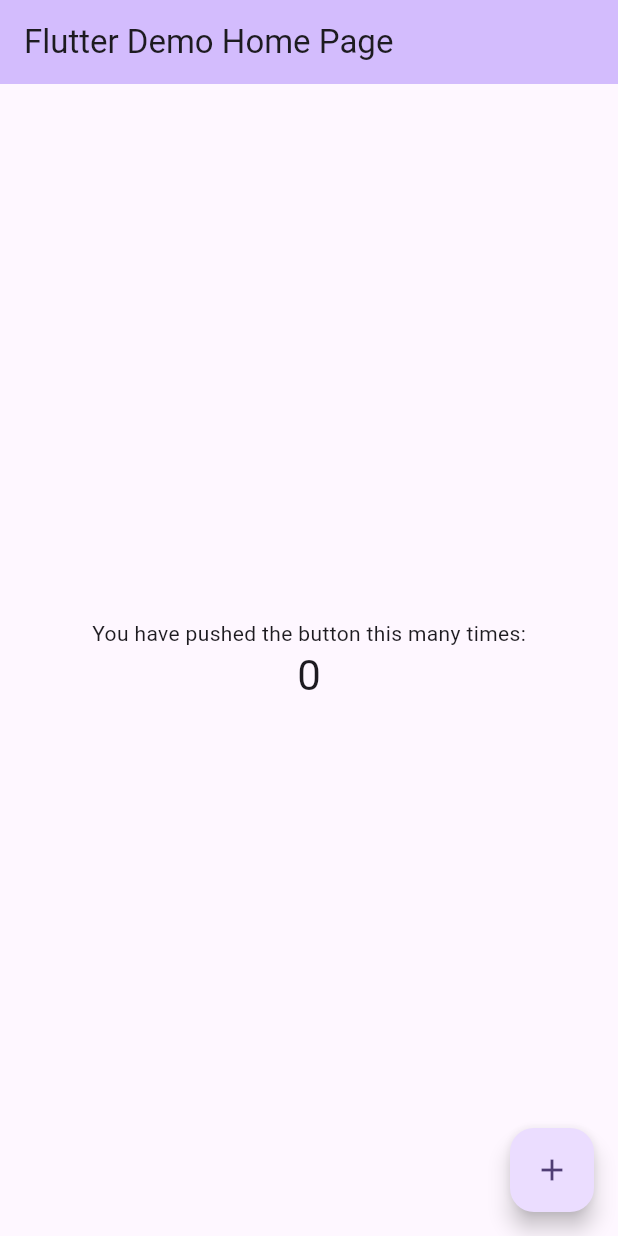
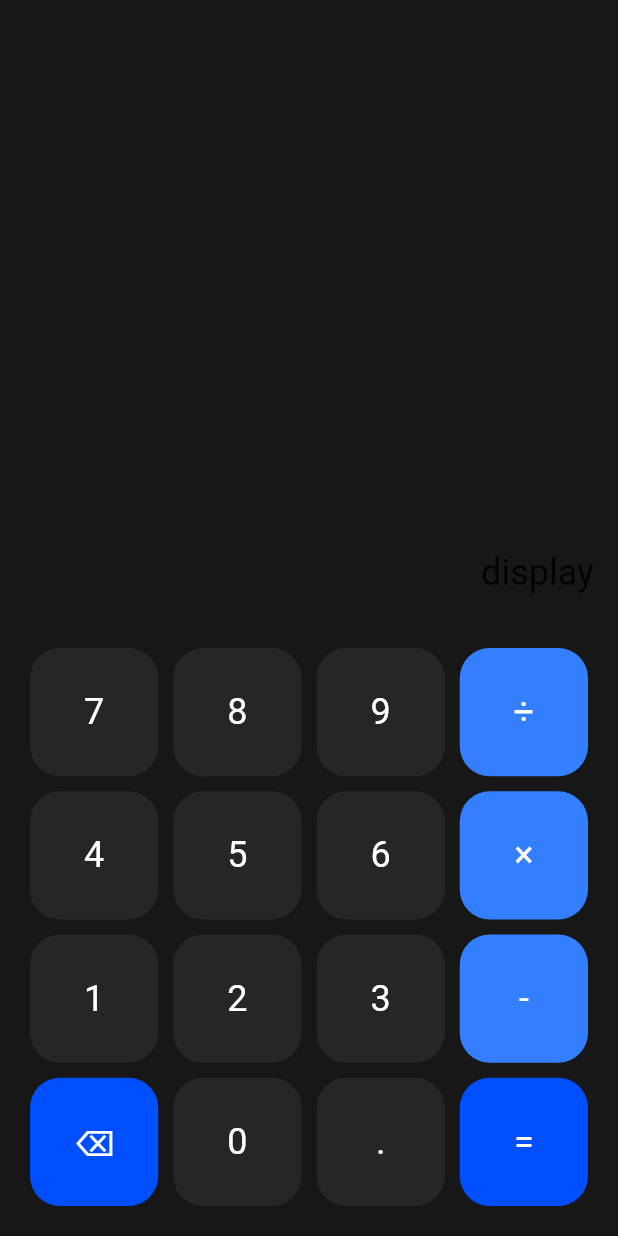
Before and after one commit to Jose-Maykol/PE-Lab04, a Flutter app: the screen it shows after launch, on a phone screen of 412 x 824 dp. Run offline on Flutter 3.47's test engine with Material 2 defaults, Android fonts, the phone set to English and light mode, and no system bars.

Commit message:
STYLE: widget button

```diff
--- a/lib/main.dart
+++ b/lib/main.dart
@@ -1,4 +1,5 @@
 import 'package:flutter/material.dart';
+import 'package:pe_lab04/screens/calculator_screen.dart';
 
 void main() {
   runApp(const MyApp());
@@ -7,119 +8,11 @@ void main() {
 class MyApp extends StatelessWidget {
   const MyApp({super.key});
 
-  // This widget is the root of your application.
   @override
   Widget build(BuildContext context) {
-    return MaterialApp(
-      title: 'Flutter Demo',
-      theme: ThemeData(
-        // This is the theme of your application.
-        //
-        // TRY THIS: Try running your application with "flutter run". You'll see
-        // the application has a blue toolbar. Then, without quitting the app,
-        // try changing the seedColor in the colorScheme below to Colors.green
-        // and then invoke "hot reload" (save your changes or press the "hot
-        // reload" button in a Flutter-supported IDE, or press "r" if you used
-        // the command line to start the app).
-        //
-        // Notice that the counter didn't reset back to zero; the application
-        // state is not lost during the reload. To reset the state, use hot
-        // restart instead.
-        //
-        // This works for code too, not just values: Most code changes can be
-        // tested with just a hot reload.
-        colorScheme: ColorScheme.fromSeed(seedColor: Colors.deepPurple),
-        useMaterial3: true,
-      ),
-      home: const MyHomePage(title: 'Flutter Demo Home Page'),
+    return const MaterialApp(
+      debugShowCheckedModeBanner: false,
+      home: CalculatorScreen()
     );
   }
 }
-
-class MyHomePage extends StatefulWidget {
-  const MyHomePage({super.key, required this.title});
-
-  // This widget is the home page of your application. It is stateful, meaning
-  // that it has a State object (defined below) that contains fields that affect
-  // how it looks.
-
-  // This class is the configuration for the state. It holds the values (in this
-  // case the title) provided by the parent (in this case the App widget) and
-  // used by the build method of the State. Fields in a Widget subclass are
-  // always marked "final".
-
-  final String title;
-
-  @override
-  State<MyHomePage> createState() => _MyHomePageState();
-}
-
-class _MyHomePageState extends State<MyHomePage> {
-  int _counter = 0;
-
-  void _incrementCounter() {
-    setState(() {
-      // This call to setState tells the Flutter framework that something has
-      // changed in this State, which causes it to rerun the build method below
-      // so that the display can reflect the updated values. If we changed
-      // _counter without calling setState(), then the build method would not be
-      // called again, and so nothing would appear to happen.
-      _counter++;
-    });
-  }
-
-  @override
-  Widget build(BuildContext context) {
-    // This method is rerun every time setState is called, for instance as done
-    // by the _incrementCounter method above.
-    //
-    // The Flutter framework has been optimized to make rerunning build methods
-    // fast, so that you can just rebuild anything that needs updating rather
-    // than having to individually change instances of widgets.
-    return Scaffold(
-      appBar: AppBar(
-        // TRY THIS: Try changing the color here to a specific color (to
-        // Colors.amber, perhaps?) and trigger a hot reload to see the AppBar
-        // change color while the other colors stay the same.
-        backgroundColor: Theme.of(context).colorScheme.inversePrimary,
-        // Here we take the value from the MyHomePage object that was created by
-        // the App.build method, and use it to set our appbar title.
-        title: Text(widget.title),
-      ),
-      body: Center(
-        // Center is a layout widget. It takes a single child and positions it
-        // in the middle of the parent.
-        child: Column(
-          // Column is also a layout widget. It takes a list of children and
-          // arranges them vertically. By default, it sizes itself to fit its
-          // children horizontally, and tries to be as tall as its parent.
-          //
-          // Column has various properties to control how it sizes itself and
-          // how it positions its children. Here we use mainAxisAlignment to
-          // center the children vertically; the main axis here is the vertical
-          // axis because Columns are vertical (the cross axis would be
-          // horizontal).
-          //
-          // TRY THIS: Invoke "debug painting" (choose the "Toggle Debug Paint"
-          // action in the IDE, or press "p" in the console), to see the
-          // wireframe for each widget.
-          mainAxisAlignment: MainAxisAlignment.center,
-          children: <Widget>[
-            const Text(
-              'You have pushed the button this many times:',
-            ),
-            Text(
-              '$_counter',
-              style: Theme.of(context).textTheme.headlineMedium,
-            ),
-          ],
-        ),
-      ),
-      floatingActionButton: FloatingActionButton(
-        onPressed: _incrementCounter,
-        tooltip: 'Increment',
-        child: const Icon(Icons.add),
-      ), // This trailing comma makes auto-formatting nicer for build methods.
-    );
-  }
-}
--- /dev/null
+++ b/lib/screens/calculator_screen.dart
@@ -0,0 +1,96 @@
+import 'package:flutter/material.dart';
+import 'package:pe_lab04/colors.dart';
+import 'package:pe_lab04/widgets/button.dart';
+
+class CalculatorScreen extends StatelessWidget {
+  const CalculatorScreen({Key? key}) : super(key: key);
+
+  @override
+  Widget build(BuildContext context) {
+    return Scaffold(
+      backgroundColor: AppColor.background,
+      body: Column(
+        mainAxisAlignment: MainAxisAlignment.end,
+        children: [
+          Container(
+            width: MediaQuery.of(context).size.width,
+            height: MediaQuery.of(context).size.height * 0.35,
+            alignment: Alignment.bottomRight,
+            padding: const EdgeInsets.all(16.0),
+            child: const Text(
+              'display',
+              style: TextStyle(fontSize: 24),
+            ),
+          ),
+          SizedBox(
+            width: MediaQuery.of(context).size.width,
+            height: MediaQuery.of(context).size.height * 0.5,
+            child: Padding(
+              padding: const EdgeInsets.all(20.0),
+              child: GridView.count(
+                crossAxisCount: 4,
+                crossAxisSpacing: 10,
+                mainAxisSpacing: 10,
+                children: const [
+                  Button(
+                    text: '7',
+                  ),
+                  Button(
+                    text: '8',
+                  ),
+                  Button(
+                    text: '9',
+                  ),
+                  Button(
+                    text: '÷',
+                    color: AppColor.secondary,
+                  ),
+                  Button(
+                    text: '4',
+                  ),
+                  Button(
+                    text: '5',
+                  ),
+                  Button(
+                    text: '6',
+                  ),
+                  Button(
+                    text: '×',
+                    color: AppColor.secondary,
+                  ),
+                  Button(
+                    text: '1',
+                  ),
+                  Button(
+                    text: '2',
+                  ),
+                  Button(
+                    text: '3',
+                  ),
+                  Button(
+                    text: '-',
+                    color: AppColor.secondary,
+                  ),
+                  Button(
+                    text: '⌫',
+                    color: AppColor.primary,
+                  ),
+                  Button(
+                    text: '0',
+                  ),
+                  Button(
+                    text: '.',
+                  ),
+                  Button(
+                    text: '=',
+                    color: AppColor.primary,
+                  ),
+                ],
+              ),
+            ),
+          )
+        ]
+      )
+    );
+  }
+}
--- /dev/null
+++ b/lib/widgets/button.dart
@@ -0,0 +1,38 @@
+import 'package:flutter/material.dart';
+import 'package:pe_lab04/colors.dart';
+
+class Button extends StatelessWidget {
+  const Button({
+    super.key,
+    required this.text,
+    this.color,
+  });
+
+  final String text;
+  final Color? color;
+
+  @override
+  Widget build(BuildContext context) {
+    return InkWell(
+      splashColor: AppColor.secondary,
+      onTap: () => {
+        print(text)
+      },
+      child: Ink(
+        decoration: BoxDecoration(
+          color: color ?? AppColor.surface,
+          borderRadius: BorderRadius.circular(20)
+        ),
+        child: Center(
+          child: Text(
+            text,
+            style: const TextStyle(
+              fontSize: 24,
+              color: AppColor.fontPrimary
+            ),
+          ),
+        ),
+      ),
+    );
+  }
+}
```
